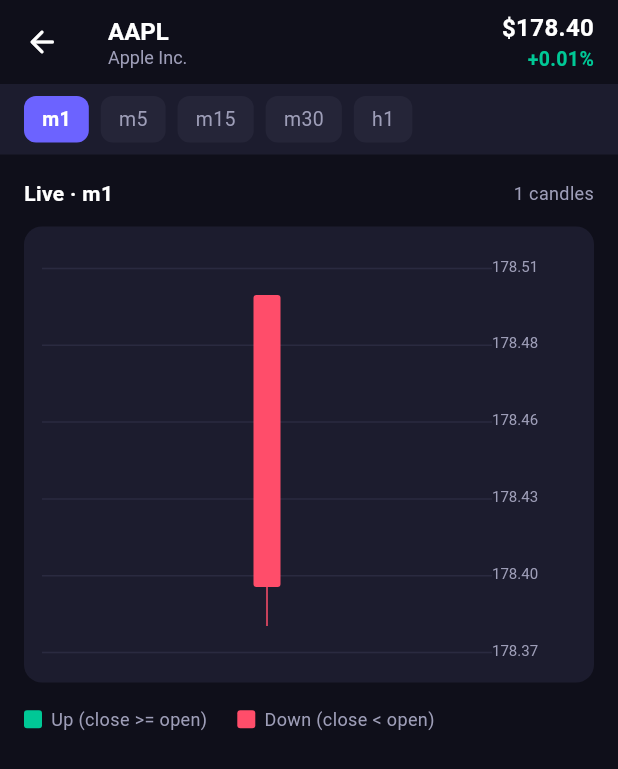
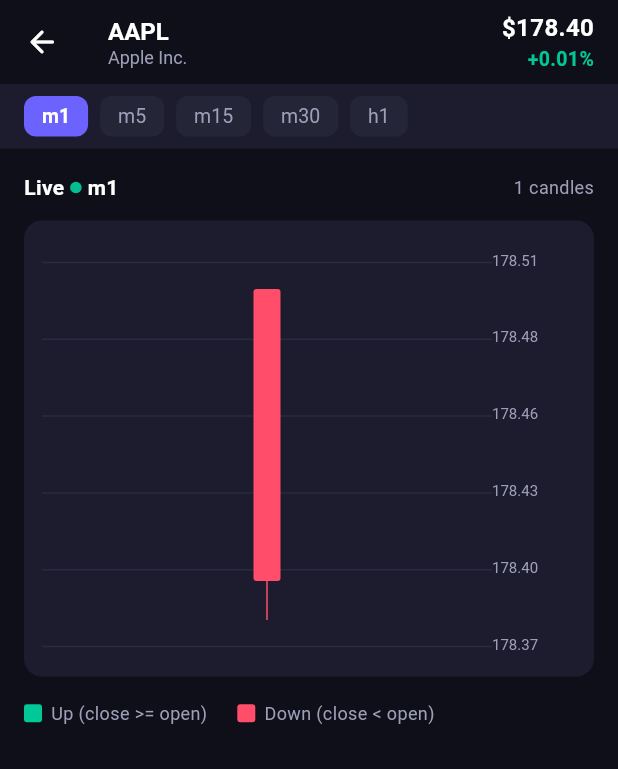
Before and after one commit to dalayhoailinh/portfolio_tracker, a Flutter app: the MarketPage screen opened by its route, after a tap on "AAPL", on a phone screen of 412 x 824 dp. Shown: the top 769 px of the screen. Run offline on Flutter 3.47's test engine with Material 3 defaults, Android fonts, the phone set to English and light mode, and no system bars; our stand-ins replace flutter_riverpod, freezed_annotation, go_router, shared_preferences; accounts and stored records are empty.

Commit message:
docs: update summary for guide 6 realtime animation and polish
Co-authored-by: Copilot <copilot@github.com>

```diff
--- /dev/null
+++ b/lib/core/widgets/animations/animated_number_text.dart
@@ -0,0 +1,37 @@
+import 'package:flutter/material.dart';
+
+class AnimatedNumberText extends StatelessWidget {
+  final double value;
+  final int decimals;
+  final String prefix;
+  final String suffix;
+  final TextStyle? style;
+  final Duration duration;
+  final Curve curve;
+
+  const AnimatedNumberText({
+    super.key,
+    required this.value,
+    this.decimals = 2,
+    this.prefix = '',
+    this.suffix = '',
+    this.style,
+    this.duration = const Duration(milliseconds: 350),
+    this.curve = Curves.easeOut,
+  });
+
+  @override
+  Widget build(BuildContext context) {
+    return TweenAnimationBuilder<double>(
+      duration: duration,
+      curve: curve,
+      tween: Tween<double>(end: value),
+      builder: (context, animatedValue, _) {
+        return Text(
+          '$prefix${animatedValue.toStringAsFixed(decimals)}$suffix',
+          style: style,
+        );
+      },
+    );
+  }
+}
--- /dev/null
+++ b/lib/core/widgets/animations/live_pulse.dart
@@ -0,0 +1,63 @@
+import 'package:flutter/material.dart';
+
+import '../../constants/app_colors.dart';
+
+class LivePulse extends StatefulWidget {
+  final double size;
+  final Color color;
+
+  const LivePulse({
+    super.key,
+    this.size = 8,
+    this.color = AppColors.positiveGain,
+  });
+
+  @override
+  State<LivePulse> createState() => _LivePulseState();
+}
+
+class _LivePulseState extends State<LivePulse>
+    with SingleTickerProviderStateMixin {
+  late final AnimationController _controller;
+
+  @override
+  void initState() {
+    super.initState();
+    _controller = AnimationController(
+      vsync: this,
+      duration: const Duration(milliseconds: 1200),
+    )..repeat(reverse: true);
+  }
+
+  @override
+  void dispose() {
+    _controller.dispose();
+    super.dispose();
+  }
+
+  @override
+  Widget build(BuildContext context) {
+    return AnimatedBuilder(
+      animation: _controller,
+      builder: (context, _) {
+        final t = _controller.value;
+        final scale = 0.6 + t * 0.4;
+        final opacity = 0.4 + t * 0.6;
+        return Opacity(
+          opacity: opacity,
+          child: Transform.scale(
+            scale: scale,
+            child: Container(
+              width: widget.size,
+              height: widget.size,
+              decoration: BoxDecoration(
+                color: widget.color,
+                shape: BoxShape.circle,
+              ),
+            ),
+          ),
+        );
+      },
+    );
+  }
+}
--- /dev/null
+++ b/lib/core/widgets/animations/price_flash.dart
@@ -0,0 +1,70 @@
+import 'package:flutter/material.dart';
+
+import '../../constants/app_colors.dart';
+
+class PriceFlash extends StatefulWidget {
+  final double value;
+  final Widget child;
+  final Duration duration;
+
+  const PriceFlash({
+    super.key,
+    required this.value,
+    required this.child,
+    this.duration = const Duration(milliseconds: 500),
+  });
+
+  @override
+  State<PriceFlash> createState() => _PriceFlashState();
+}
+
+class _PriceFlashState extends State<PriceFlash>
+    with SingleTickerProviderStateMixin {
+  late final AnimationController _controller;
+  late double _lastValue;
+  Color _flashColor = Colors.transparent;
+
+  @override
+  void initState() {
+    super.initState();
+    _lastValue = widget.value;
+    _controller = AnimationController(vsync: this, duration: widget.duration);
+  }
+
+  @override
+  void didUpdateWidget(PriceFlash oldWidget) {
+    super.didUpdateWidget(oldWidget);
+    if (widget.value != oldWidget.value) {
+      _flashColor = widget.value > _lastValue
+          ? AppColors.positiveGain
+          : AppColors.negativeGain;
+      _lastValue = widget.value;
+      _controller.forward(from: 0.0);
+    }
+  }
+
+  @override
+  void dispose() {
+    _controller.dispose();
+    super.dispose();
+  }
+
+  @override
+  Widget build(BuildContext context) {
+    return AnimatedBuilder(
+      animation: _controller,
+      builder: (context, child) {
+        final alpha = (1.0 - _controller.value) * 0.28;
+        return Container(
+          padding: const EdgeInsets.symmetric(horizontal: 6, vertical: 2),
+          decoration: BoxDecoration(
+            color: _flashColor.withValues(alpha: alpha),
+            borderRadius: BorderRadius.circular(6),
+          ),
+          child: child,
+        );
+      },
+      child: widget.child,
+    );
+  }
+}
--- a/lib/features/market/presentation/pages/chart_page.dart
+++ b/lib/features/market/presentation/pages/chart_page.dart
@@ -3,6 +3,7 @@ import 'package:flutter_riverpod/flutter_riverpod.dart';
 
 import '../../../../core/constants/app_colors.dart';
 import '../../../../core/constants/app_text_styles.dart';
+import '../../../../core/widgets/animations/live_pulse.dart';
 import '../../data/providers/aggregated_candles_provider.dart';
 import '../../data/providers/market_notifier.dart';
 import '../../domain/entities/market_timeframe.dart';
@@ -91,8 +92,10 @@ class _ChartPageState extends ConsumerState<ChartPage> {
                   children: [
                     Row(
                       children: [
+                        Text('Live ', style: AppTextStyles.titleSmall),
+                        LivePulse(),
                         Text(
-                          'Live · ${_selected.label}',
+                          ' ${_selected.label}',
                           style: AppTextStyles.titleSmall,
                         ),
                         const Spacer(),
@@ -109,7 +112,15 @@ class _ChartPageState extends ConsumerState<ChartPage> {
                         borderRadius: BorderRadius.circular(12),
                       ),
                       padding: const EdgeInsets.fromLTRB(12, 12, 4, 12),
-                      child: CandlestickChart(candles: candles),
+                      child: AnimatedSwitcher(
+                        duration: const Duration(milliseconds: 250),
+                        switchInCurve: Curves.easeOut,
+                        switchOutCurve: Curves.easeIn,
+                        child: CandlestickChart(
+                          key: ValueKey(_selected),
+                          candles: candles,
+                        ),
+                      ),
                     ),
                     const SizedBox(height: 16),
                     Row(
--- a/lib/features/market/presentation/widgets/stock_tile.dart
+++ b/lib/features/market/presentation/widgets/stock_tile.dart
@@ -2,6 +2,8 @@ import 'package:flutter/material.dart';
 
 import '../../../../core/constants/app_colors.dart';
 import '../../../../core/constants/app_text_styles.dart';
+import '../../../../core/widgets/animations/animated_number_text.dart';
+import '../../../../core/widgets/animations/price_flash.dart';
 import '../../domain/entities/stock_model.dart';
 
 class StockTile extends StatelessWidget {
@@ -36,21 +38,27 @@ class StockTile extends StatelessWidget {
                 Text(stock.name, style: AppTextStyles.bodySmall),
               ],
             ),
-            Column(
+            PriceFlash(
+              value: stock.price,
+              child: Column(
                 crossAxisAlignment: CrossAxisAlignment.end,
                 children: [
-                Text(
-                  '\$${stock.price.toStringAsFixed(2)}',
+                  AnimatedNumberText(
+                    value: stock.price,
+                    prefix: '\$',
                     style: AppTextStyles.titleSmall,
                   ),
                   const SizedBox(height: 2),
-                Text(
-                  '$prefix${stock.changePercent.toStringAsFixed(2)}%',
+                  AnimatedNumberText(
+                    value: stock.changePercent,
+                    prefix: prefix,
+                    suffix: '%',
                     style: isPositive
                         ? AppTextStyles.labelPositive
                         : AppTextStyles.labelNegative,
                   ),
                 ],
+              ),
             ),
           ],
         ),
--- a/lib/features/market/presentation/widgets/timeframe_selector.dart
+++ b/lib/features/market/presentation/widgets/timeframe_selector.dart
@@ -22,10 +22,12 @@ class TimeframeSelector extends StatelessWidget {
         children: MarketTimeframe.values.map((tf) {
           final isSelected = tf == selected;
           return Padding(
-            padding: EdgeInsets.only(right: 8),
+            padding: const EdgeInsets.only(right: 8),
             child: GestureDetector(
               onTap: () => onChanged(tf),
-              child: Container(
+              child: AnimatedContainer(
+                duration: const Duration(milliseconds: 180),
+                curve: Curves.easeOut,
                 padding: const EdgeInsets.symmetric(
                   horizontal: 12,
                   vertical: 6,
@@ -36,8 +38,8 @@ class TimeframeSelector extends StatelessWidget {
                       : AppColors.surfaceLight,
                   borderRadius: BorderRadius.circular(8),
                 ),
-                child: Text(
-                  tf.label,
+                child: AnimatedDefaultTextStyle(
+                  duration: const Duration(milliseconds: 180),
                   style: TextStyle(
                     fontSize: 13,
                     fontWeight: isSelected ? FontWeight.w700 : FontWeight.w400,
@@ -45,6 +47,7 @@ class TimeframeSelector extends StatelessWidget {
                         ? AppColors.textPrimary
                         : AppColors.textSecondary,
                   ),
+                  child: Text(tf.label),
                 ),
               ),
             ),
```
Also changed, not shown: lib/core/widgets/animations/animated_pnl_text.dart (added, +43 -0 lines), lib/features/portfolio/presentation/pages/home_page.dart (+27 -8 lines), lib/features/portfolio/presentation/widgets/portfolio_summary_card.dart (+25 -12 lines), lib/features/portfolio/presentation/widgets/position_list_entry.dart (added, +31 -0 lines), lib/features/portfolio/presentation/widgets/position_tile.dart (+6 -9 lines), lib/features/portfolio/presentation/widgets/summary_item.dart (+3 -5 lines), 1 other file. Lines whose indentation alone changed are shown as unchanged.
